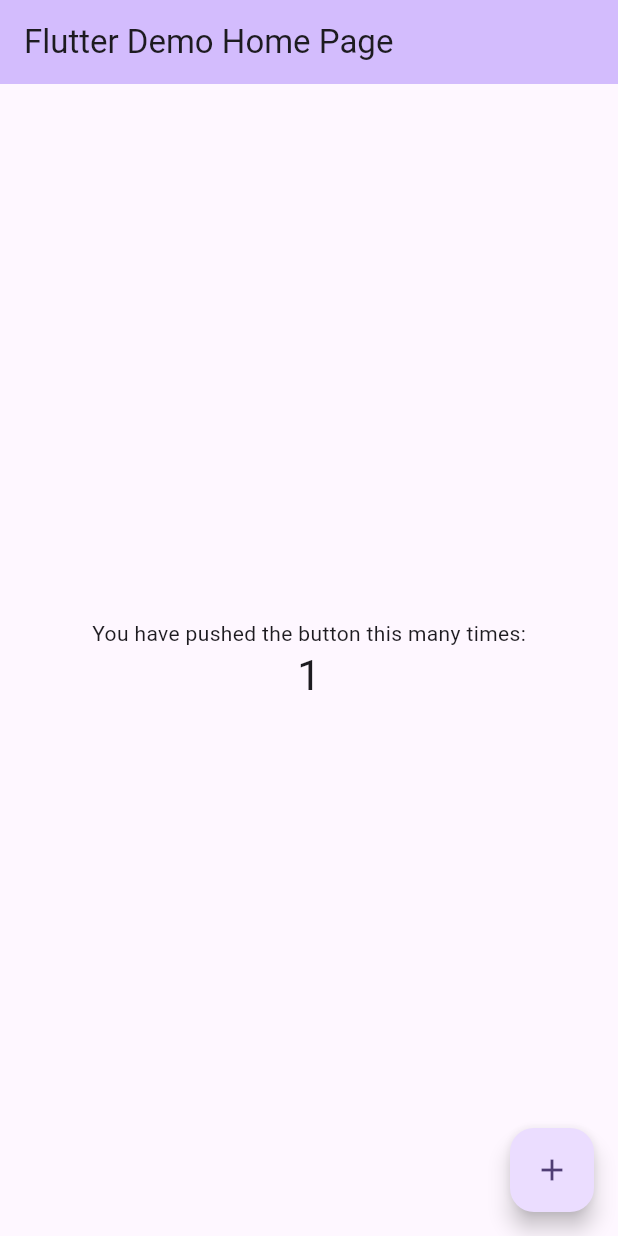
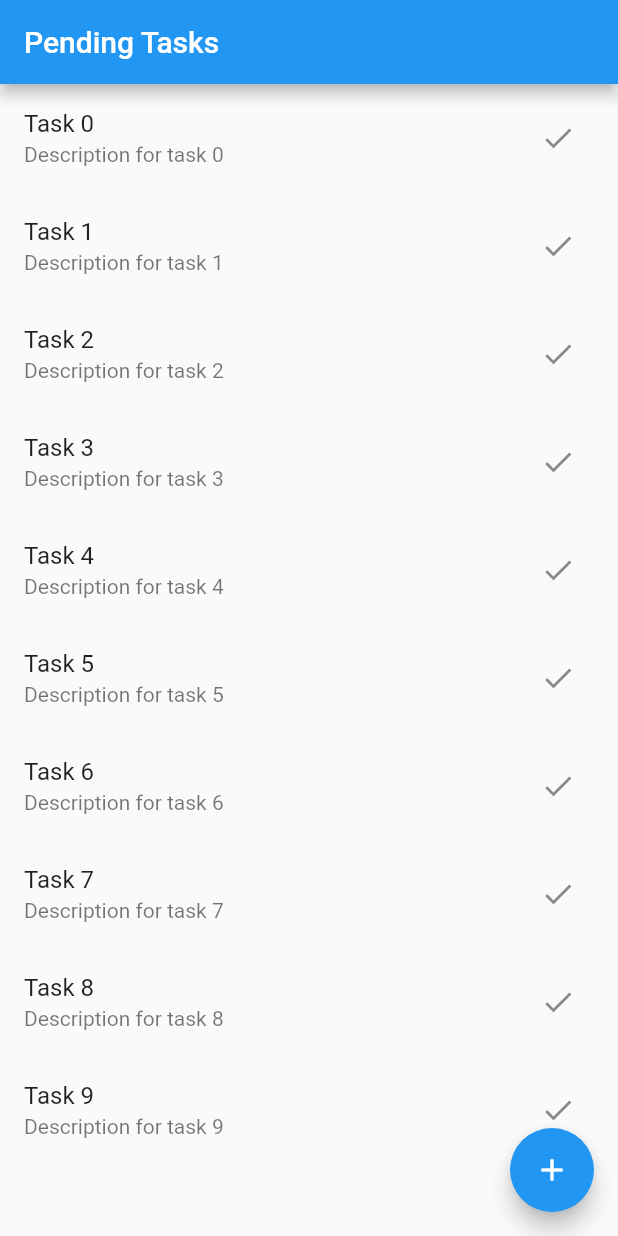
Before and after one commit to yalsaffar/ToDo_Flutter, a Flutter app: the screen it shows after launch, after a tap on the "add" icon, on a phone screen of 412 x 824 dp. Run offline on Flutter 3.47's test engine with Material 2 defaults, Android fonts, the phone set to English and light mode, and no system bars.

Commit message:
basic pending page layout

```diff
--- a/lib/main.dart
+++ b/lib/main.dart
@@ -1,125 +1,46 @@
 import 'package:flutter/material.dart';
 
-void main() {
-  runApp(const MyApp());
-}
+void main() => runApp(MyApp());
 
 class MyApp extends StatelessWidget {
-  const MyApp({super.key});
-
-  // This widget is the root of your application.
   @override
   Widget build(BuildContext context) {
     return MaterialApp(
-      title: 'Flutter Demo',
-      theme: ThemeData(
-        // This is the theme of your application.
-        //
-        // TRY THIS: Try running your application with "flutter run". You'll see
-        // the application has a blue toolbar. Then, without quitting the app,
-        // try changing the seedColor in the colorScheme below to Colors.green
-        // and then invoke "hot reload" (save your changes or press the "hot
-        // reload" button in a Flutter-supported IDE, or press "r" if you used
-        // the command line to start the app).
-        //
-        // Notice that the counter didn't reset back to zero; the application
-        // state is not lost during the reload. To reset the state, use hot
-        // restart instead.
-        //
-        // This works for code too, not just values: Most code changes can be
-        // tested with just a hot reload.
-        colorScheme: ColorScheme.fromSeed(seedColor: Colors.deepPurple),
-        useMaterial3: true,
-      ),
-      home: const MyHomePage(title: 'Flutter Demo Home Page'),
+      title: 'ToDo App',
+      theme: ThemeData(primarySwatch: Colors.blue),
+      home: FirstPage(),
     );
   }
 }
 
-class MyHomePage extends StatefulWidget {
-  const MyHomePage({super.key, required this.title});
-
-  // This widget is the home page of your application. It is stateful, meaning
-  // that it has a State object (defined below) that contains fields that affect
-  // how it looks.
-
-  // This class is the configuration for the state. It holds the values (in this
-  // case the title) provided by the parent (in this case the App widget) and
-  // used by the build method of the State. Fields in a Widget subclass are
-  // always marked "final".
-
-  final String title;
-
-  @override
-  State<MyHomePage> createState() => _MyHomePageState();
-}
-
-class _MyHomePageState extends State<MyHomePage> {
-  int _counter = 0;
-
-  void _incrementCounter() {
-    setState(() {
-      // This call to setState tells the Flutter framework that something has
-      // changed in this State, which causes it to rerun the build method below
-      // so that the display can reflect the updated values. If we changed
-      // _counter without calling setState(), then the build method would not be
-      // called again, and so nothing would appear to happen.
-      _counter++;
-    });
-  }
-
+class FirstPage extends StatelessWidget {
   @override
   Widget build(BuildContext context) {
-    // This method is rerun every time setState is called, for instance as done
-    // by the _incrementCounter method above.
-    //
-    // The Flutter framework has been optimized to make rerunning build methods
-    // fast, so that you can just rebuild anything that needs updating rather
-    // than having to individually change instances of widgets.
     return Scaffold(
       appBar: AppBar(
-        // TRY THIS: Try changing the color here to a specific color (to
-        // Colors.amber, perhaps?) and trigger a hot reload to see the AppBar
-        // change color while the other colors stay the same.
-        backgroundColor: Theme.of(context).colorScheme.inversePrimary,
-        // Here we take the value from the MyHomePage object that was created by
-        // the App.build method, and use it to set our appbar title.
-        title: Text(widget.title),
+        title: Text("Pending Tasks"),
       ),
-      body: Center(
-        // Center is a layout widget. It takes a single child and positions it
-        // in the middle of the parent.
-        child: Column(
-          // Column is also a layout widget. It takes a list of children and
-          // arranges them vertically. By default, it sizes itself to fit its
-          // children horizontally, and tries to be as tall as its parent.
-          //
-          // Column has various properties to control how it sizes itself and
-          // how it positions its children. Here we use mainAxisAlignment to
-          // center the children vertically; the main axis here is the vertical
-          // axis because Columns are vertical (the cross axis would be
-          // horizontal).
-          //
-          // TRY THIS: Invoke "debug painting" (choose the "Toggle Debug Paint"
-          // action in the IDE, or press "p" in the console), to see the
-          // wireframe for each widget.
-          mainAxisAlignment: MainAxisAlignment.center,
-          children: <Widget>[
-            const Text(
-              'You have pushed the button this many times:',
+      body: ListView.builder(
+        itemCount: 10, // Example count, you can replace this as needed
+        itemBuilder: (context, index) {
+          return ListTile(
+            title: Text('Task $index'),
+            subtitle: Text('Description for task $index'),
+            trailing: IconButton(
+              icon: Icon(Icons.check),
+              onPressed: () {
+                // Placeholder interaction
+              },
             ),
-            Text(
-              '$_counter',
-              style: Theme.of(context).textTheme.headlineMedium,
-            ),
-          ],
-        ),
+          );
+        },
       ),
       floatingActionButton: FloatingActionButton(
-        onPressed: _incrementCounter,
-        tooltip: 'Increment',
-        child: const Icon(Icons.add),
-      ), // This trailing comma makes auto-formatting nicer for build methods.
+        child: Icon(Icons.add),
+        onPressed: () {
+          // Placeholder interaction
+        },
+      ),
     );
   }
 }
```
